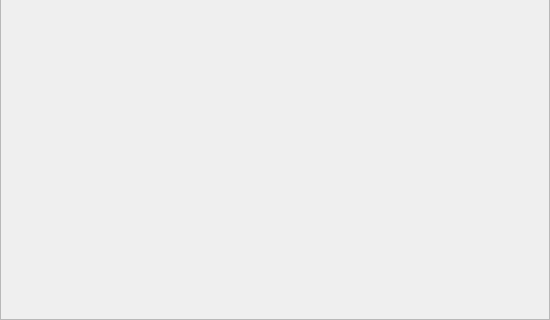
Above: mainwindow.ui from ngdream/noteprof before the change; both pictures show x 0 to 550 and y 280 to 600 of the 550 by 600 pixel window. Below: the same form after it.
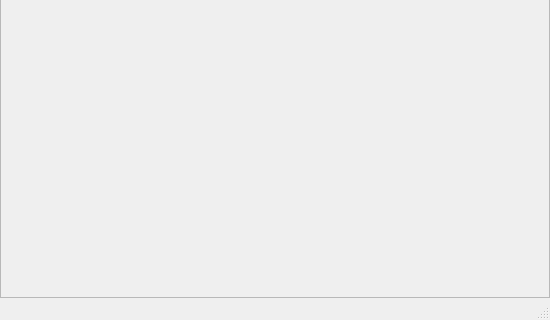
That is the form after the change. Custom widgets are drawn as their Qt base class.

```diff
--- a/mainwindow.ui
+++ b/mainwindow.ui
@@ -94,6 +94,7 @@
    <addaction name="menuprofesseur"/>
    <addaction name="menuaide"/>
   </widget>
+  <widget class="QStatusBar" name="statusBar"/>
   <action name="actionvoir">
    <property name="text">
     <string>voir</string>
```
